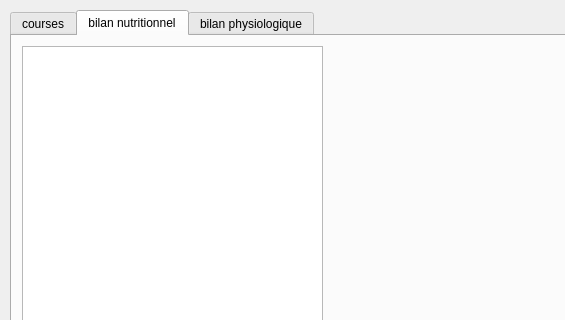
The window that mainwindow.ui (FlorianVid/courses) describes before a commit, drawn with Qt 5; both pictures show x 0 to 565 and y 0 to 320 of the 800 by 574 pixel window.
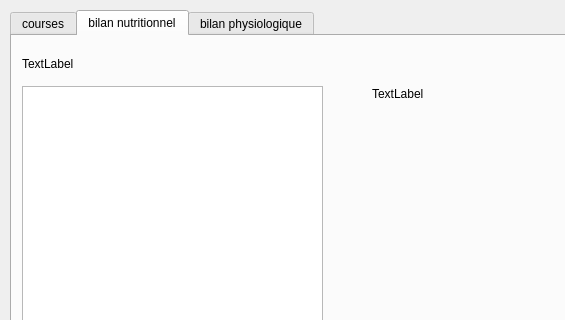
The same window after the commit. The open tabs and pages were chosen to show the change.

What changed in the file:
```diff
--- a/mainwindow.ui
+++ b/mainwindow.ui
@@ -153,12 +153,38 @@
       <property name="geometry">
        <rect>
         <x>10</x>
-        <y>10</y>
+        <y>50</y>
         <width>301</width>
-        <height>491</height>
+        <height>451</height>
        </rect>
       </property>
      </widget>
+     <widget class="QLabel" name="labelNameCourses">
+      <property name="geometry">
+       <rect>
+        <x>10</x>
+        <y>20</y>
+        <width>55</width>
+        <height>16</height>
+       </rect>
+      </property>
+      <property name="text">
+       <string>TextLabel</string>
+      </property>
+     </widget>
+     <widget class="QLabel" name="labelTotProt">
+      <property name="geometry">
+       <rect>
+        <x>360</x>
+        <y>50</y>
+        <width>55</width>
+        <height>16</height>
+       </rect>
+      </property>
+      <property name="text">
+       <string>TextLabel</string>
+      </property>
+     </widget>
     </widget>
     <widget class="QWidget" name="tabPhysio">
      <attribute name="title">
```
Left out of the diff: 2 changed lines with no effect on the pictures.
